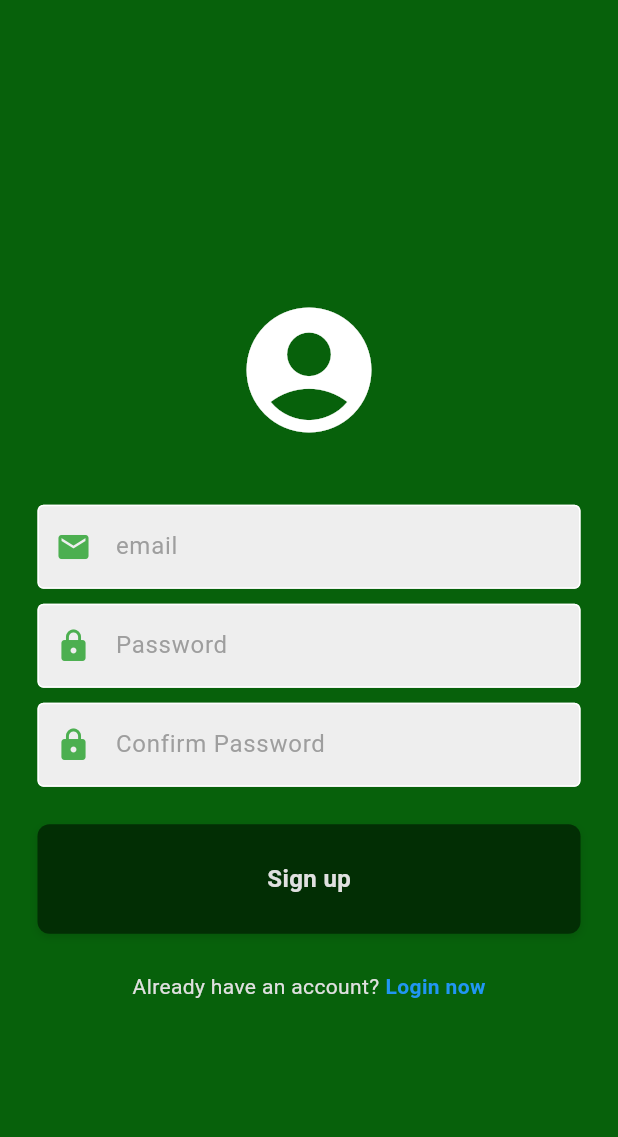
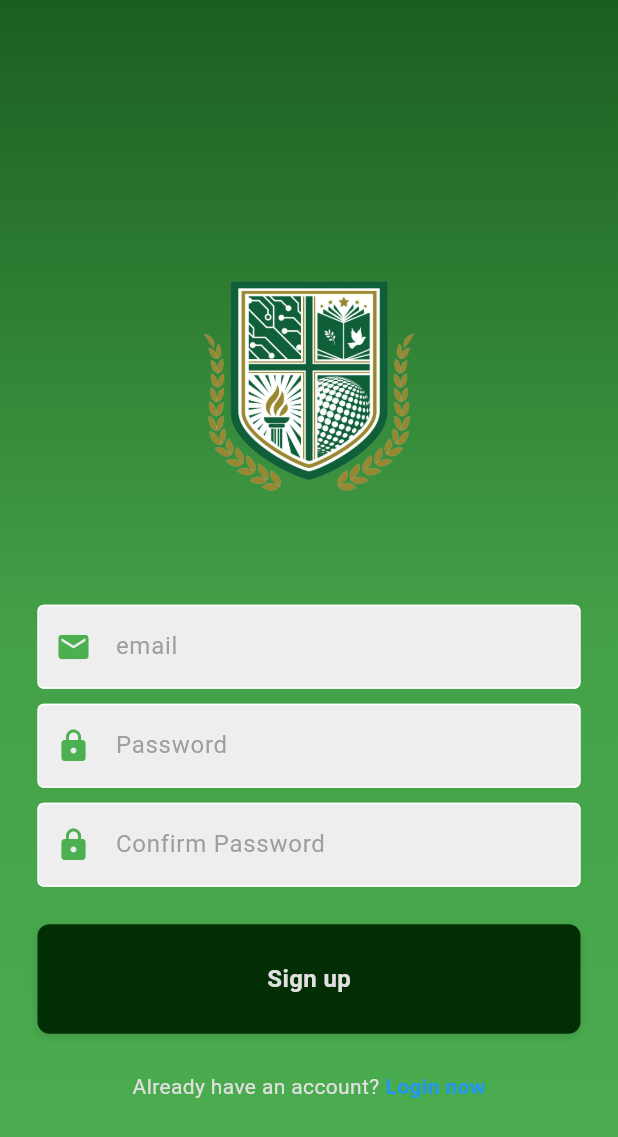
Before and after one commit to Kmontajas/Front-end-G6, a Flutter app: the screen it shows after launch, after a tap on "Register now", on a phone screen of 412 x 824 dp. Shown: the top 1137 px of the screen. Run offline on Flutter 3.47's test engine with Material 3 defaults, Android fonts, the phone set to English and light mode, and no system bars; our stand-ins replace firebase_auth, firebase_core; accounts and stored records are empty; network calls fail.

Commit message:
updated login and register UI

```diff
--- a/lib/pages/login_page.dart
+++ b/lib/pages/login_page.dart
@@ -63,23 +63,36 @@ class _LoginPageState extends State<LoginPage> {
   @override
   Widget build(BuildContext context) {
     return Scaffold(
-      backgroundColor: const Color.fromARGB(255, 7, 97, 11),
-      body: SafeArea(
+      body: Container(
+        width: double.infinity,
+        height: double.infinity,
+        decoration: BoxDecoration(
+          gradient: LinearGradient(
+            begin: Alignment.topCenter,
+            end: Alignment.bottomCenter,
+            colors: [
+              Colors.green.shade900,
+              Colors.green.shade600,
+              Colors.green.shade500,
+            ],
+          ),
+        ),
+        child: SafeArea(
           child: Center(
             child: SingleChildScrollView(
               child: Column(
                 mainAxisAlignment: MainAxisAlignment.center,
                 children: [
-                const SizedBox(height: 40),
 
                   //logo
-                Icon(
-                  Icons.account_circle_rounded,
-                  color: Colors.white,
-                  size: 100,
+                  Image.asset(
+                    'assets/images/ucclogowhitenonum.png',
+                    width: MediaQuery.of(context).size.width * 0.6,
+                    height: MediaQuery.of(context).size.height * 0.35,
+                    fit: BoxFit.contain,
                   ),
 
-                const SizedBox(height: 50),
+                  const SizedBox(height: 25),
 
                   //email textfield
                   MyTextField(
@@ -149,6 +162,7 @@ class _LoginPageState extends State<LoginPage> {
             ),
           ),
         ),
+      ),
     );
   }
 }
--- a/lib/pages/register_page.dart
+++ b/lib/pages/register_page.dart
@@ -95,22 +95,36 @@ class _RegisterPageState extends State<RegisterPage> {
   Widget build(BuildContext context) {
     return Scaffold(
       backgroundColor: const Color.fromARGB(255, 7, 97, 11),
-      body: SafeArea(
+      body: Container(
+        width: double.infinity,
+        height: double.infinity,
+        decoration: BoxDecoration(
+          gradient: LinearGradient(
+            begin: Alignment.topCenter,
+            end: Alignment.bottomCenter,
+            colors: [
+              Colors.green.shade900,
+              Colors.green.shade600,
+              Colors.green.shade500,
+            ],
+          ),
+        ),
+        child: SafeArea(
           child: Center(
             child: SingleChildScrollView(
               child: Column(
                 mainAxisAlignment: MainAxisAlignment.center,
                 children: [
-                const SizedBox(height: 40),
 
                   //logo
-                Icon(
-                  Icons.account_circle_rounded,
-                  color: Colors.white,
-                  size: 100,
+                  Image.asset(
+                    'assets/images/ucclogowhitenonum.png',
+                    width: MediaQuery.of(context).size.width * 0.6,
+                    height: MediaQuery.of(context).size.height * 0.35,
+                    fit: BoxFit.contain,
                   ),
 
-                const SizedBox(height: 40),
+                  const SizedBox(height: 25),
 
                   //email textfield
                   MyTextField(
@@ -172,6 +186,7 @@ class _RegisterPageState extends State<RegisterPage> {
             ),
           ),
         ),
+      ),
     );
   }
 }
```
Also changed, not shown: pubspec.yaml (+7 -1 lines), assets/images/ucclogowhite.png (added), assets/images/ucclogowhitenonum.png (added), pubspec.lock. Lines whose indentation alone changed are shown as unchanged.
